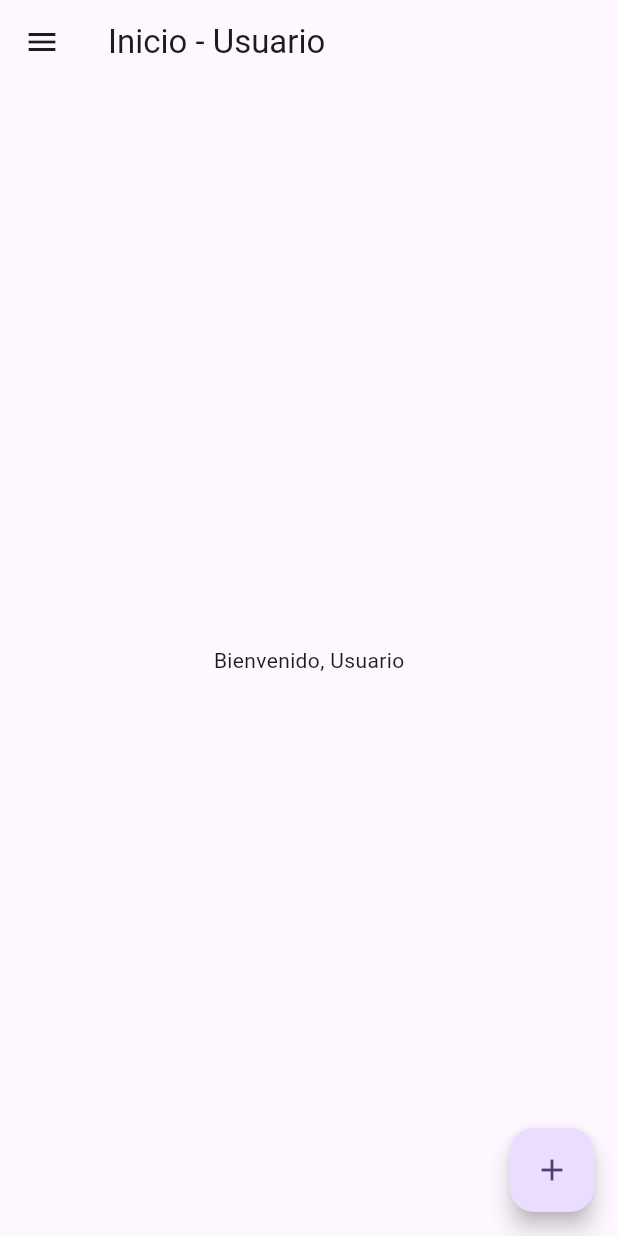
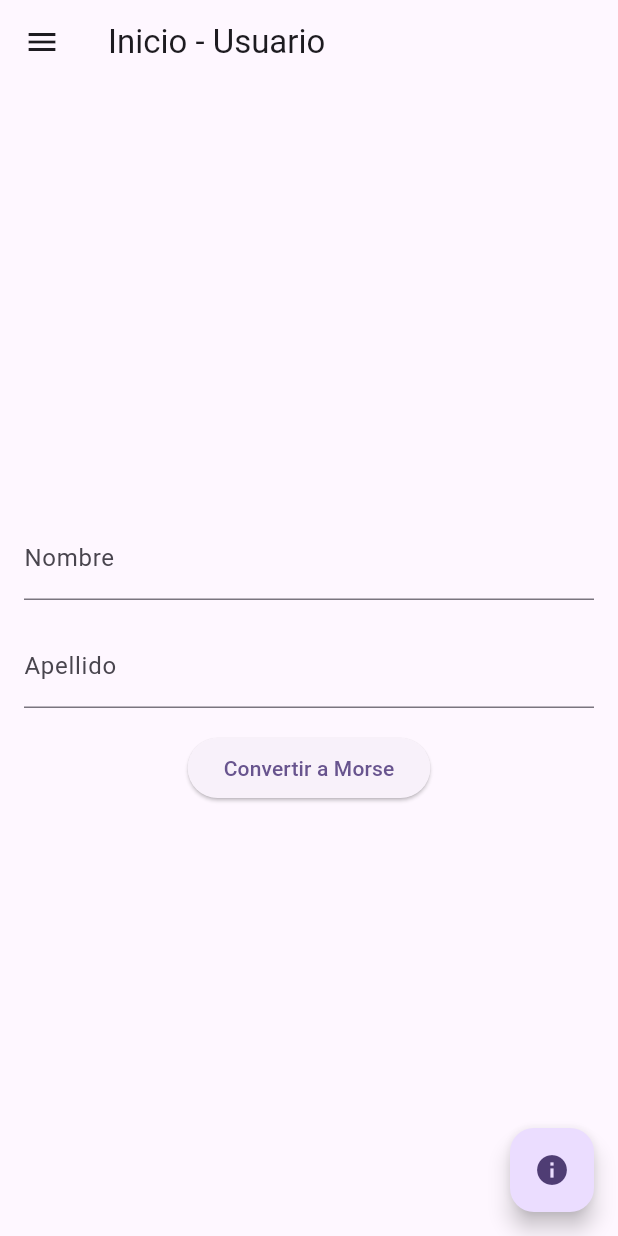
Before and after one commit to krjmike/Actividad3-APPS, a Flutter app: the HomeScreen screen opened by its route, on a phone screen of 412 x 824 dp. Run offline on Flutter 3.47's test engine with Material 3 defaults, Android fonts, the light colour scheme and no system bars; our stand-ins replace fluttertoast, shared_preferences; accounts and stored records are empty.

Commit message:
Formulario home

```diff
--- a/lib/home_screen.dart
+++ b/lib/home_screen.dart
@@ -4,15 +4,51 @@ import 'package:fluttertoast/fluttertoast.dart';
 
 class HomeScreen extends StatelessWidget {
   final String username;
+  final TextEditingController _firstNameController = TextEditingController();
+  final TextEditingController _lastNameController = TextEditingController();
 
   HomeScreen(this.username);
 
   void _showToast(String message) {
     Fluttertoast.showToast(
       msg: message,
-      toastLength: Toast.LENGTH_SHORT,
+      toastLength: Toast.LENGTH_LONG,
       gravity: ToastGravity.BOTTOM,
     );
+  }
+
+  void _convertToMorse() {
+    String firstName = _firstNameController.text.toUpperCase();
+    String lastName = _lastNameController.text.toUpperCase();
+
+    String morseFirstName = _textToMorse(firstName);
+    String morseLastName = _textToMorse(lastName);
+
+
+    _showToast('Nombre en Morse: $morseFirstName');
+    _showToast('Apellido en Morse: $morseLastName');
+  }
+
+  String _textToMorse(String text) {
+    Map<String, String> morseCode = {
+      'A': '.-', 'B': '-...', 'C': '-.-.', 'D': '-..', 'E': '.', 'F': '..-.', 'G': '--.', 'H': '....', 'I': '..', 'J': '.---',
+      'K': '-.-', 'L': '.-..', 'M': '--', 'N': '-.', 'O': '---', 'P': '.--.', 'Q': '--.-', 'R': '.-.', 'S': '...', 'T': '-',
+      'U': '..-', 'V': '...-', 'W': '.--', 'X': '-..-', 'Y': '-.--', 'Z': '--..',
+      '1': '.----', '2': '..---', '3': '...--', '4': '....-', '5': '.....',
+      '6': '-....', '7': '--...', '8': '---..', '9': '----.', '0': '-----',
+      ' ': '/'
+    };
+
+    List<String> result = [];
+
+    for (int i = 0; i < text.length; i++) {
+      String char = text[i];
+      if (morseCode.containsKey(char)) {
+        result.add(morseCode[char]!);
+      }
+    }
+
+    return result.join(' ');
   }
 
   void _logout(BuildContext context) async {
@@ -30,8 +66,27 @@ class HomeScreen extends StatelessWidget {
       appBar: AppBar(
         title: Text('Inicio - $username'),
       ),
-      body: Center(
-        child: Text('Bienvenido, $username'),
+      body: Padding(
+        padding: const EdgeInsets.all(16.0),
+        child: Column(
+          mainAxisAlignment: MainAxisAlignment.center,
+          children: [
+            TextField(
+              controller: _firstNameController,
+              decoration: InputDecoration(labelText: 'Nombre'),
+            ),
+            SizedBox(height: 16),
+            TextField(
+              controller: _lastNameController,
+              decoration: InputDecoration(labelText: 'Apellido'),
+            ),
+            SizedBox(height: 16),
+            ElevatedButton(
+              onPressed: _convertToMorse,
+              child: Text('Convertir a Morse'),
+            ),
+          ],
+        ),
       ),
       drawer: Drawer(
         child: ListView(
@@ -52,7 +107,7 @@ class HomeScreen extends StatelessWidget {
       ),
       floatingActionButton: FloatingActionButton(
         onPressed: () => _showToast('Realizado por Maykel Rhenals'),
-        child: Icon(Icons.add),
+        child: Icon(Icons.info),
       ),
     );
   }
```
